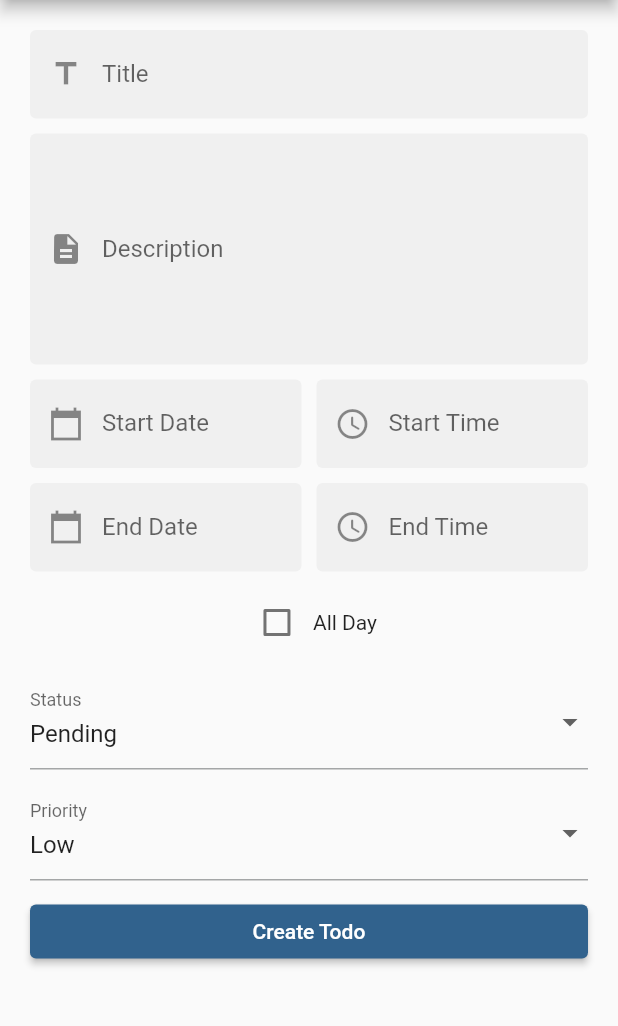
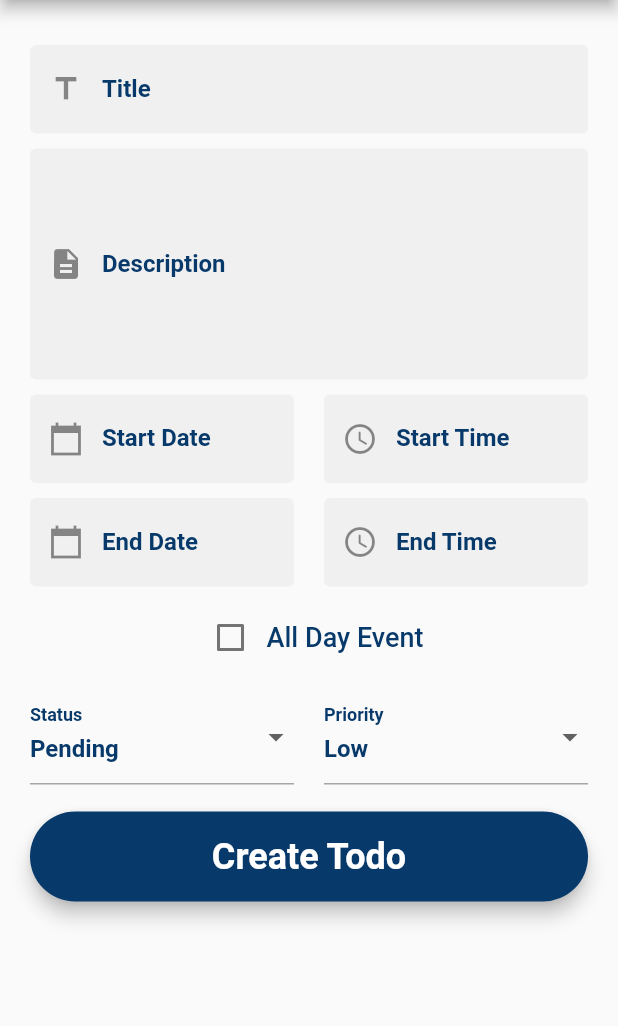
Before and after one commit to aunshpatel/flutter-todo_list, a Flutter app: the CreateATodo screen opened by its route, on a phone screen of 412 x 824 dp, the part 84-1110 px from its top. Run offline on Flutter 3.47's test engine with Material 3 defaults, Android fonts, the phone set to English and light mode, and no system bars; our stand-ins replace bloc, flutter_bloc, shared_preferences, sticky_headers; accounts and stored records are empty.

Commit message:
Update Page UI

```diff
--- a/lib/screens/create_a_todo.dart
+++ b/lib/screens/create_a_todo.dart
@@ -2,6 +2,7 @@ import 'package:flutter/material.dart';
 import 'package:flutter_bloc/flutter_bloc.dart';
 import 'package:intl/intl.dart';
 import 'package:todo_list/screens/widgets/consts.dart';
+import 'package:todo_list/screens/widgets/rounded_buttons.dart';
 import 'package:todo_list/screens/widgets/side_drawer.dart';
 import '../blocs/todo/todo_bloc.dart';
 import '../models/todo_model.dart';
@@ -172,11 +173,13 @@ class _CreateATodoState extends State<CreateATodo> {
           child: ListView(
             children: [
               // Title
+              SizedBox(height: 10),
               TextFormField(
                 controller: _titleController,
                 keyboardType: TextInputType.text,
                 decoration: InputDecoration(
                   labelText: 'Title',
+                  labelStyle: kSideMenuBlueSize16Text,
                   filled: true,
                   prefixIcon: Icon(Icons.title),
                   enabledBorder: OutlineInputBorder(borderSide: BorderSide.none),
@@ -193,11 +196,13 @@ class _CreateATodoState extends State<CreateATodo> {
                 maxLines: 6,
                 decoration: InputDecoration(
                   labelText: 'Description',
+                  labelStyle: kSideMenuBlueSize16Text,
                   filled: true,
                   prefixIcon: Icon(Icons.description),
                   enabledBorder: OutlineInputBorder(borderSide: BorderSide.none),
                   focusedBorder: OutlineInputBorder(borderSide: BorderSide(color: kThemeBlueColor)),
                 ),
+                validator: (value) => value?.isEmpty ?? true ? 'Please enter a description' : null,
               ),
               SizedBox(height: 10),
 
@@ -206,11 +211,12 @@ class _CreateATodoState extends State<CreateATodo> {
                 children: [
                   // Start Date
                   Expanded(
-                    child: TextField(
+                    child: TextFormField(
                       controller: _startDateController,
                       readOnly: true,
                       decoration: InputDecoration(
                         labelText: 'Start Date',
+                        labelStyle: kSideMenuBlueSize16Text,
                         filled: true,
                         prefixIcon: Icon(Icons.calendar_today_sharp),
                         enabledBorder: OutlineInputBorder(borderSide: BorderSide.none),
@@ -219,9 +225,10 @@ class _CreateATodoState extends State<CreateATodo> {
                       onTap: () {
                         _selectStartDate();
                       },
+                      validator: (value) => value?.isEmpty ?? true ? 'Please select a start date' : null,
                     ),
                   ),
-                  SizedBox(width: 10),
+                  SizedBox(width: 20),
                   //Start Time
                   Expanded(
                     child: TextFormField(
@@ -230,8 +237,10 @@ class _CreateATodoState extends State<CreateATodo> {
                       onTap: _allDay ? null : () {
                         _selectStartTime(context);
                       },
+                      validator: (value) => value?.isEmpty ?? true ? 'Please select a start time' : null,
                       decoration: InputDecoration(
                         labelText: 'Start Time',
+                        labelStyle: kSideMenuBlueSize16Text,
                         filled: true,
                         prefixIcon: Icon(Icons.access_time_rounded),
                         enabledBorder: OutlineInputBorder(borderSide: BorderSide.none),
@@ -248,22 +257,24 @@ class _CreateATodoState extends State<CreateATodo> {
                 children: [
                   // End Date
                   Expanded(
-                    child: TextField(
+                    child: TextFormField(
                       controller: _endDateController,
                       readOnly: true,
                       decoration: InputDecoration(
                         labelText: 'End Date',
+                        labelStyle: kSideMenuBlueSize16Text,
                         filled: true,
                         prefixIcon: Icon(Icons.calendar_today_sharp),
                         enabledBorder: OutlineInputBorder(borderSide: BorderSide.none),
                         focusedBorder: OutlineInputBorder(borderSide: BorderSide(color: kThemeBlueColor)),
                       ),
+                      validator: (value) => value?.isEmpty ?? true ? 'Please select an end date' : null,
                       onTap: () {
                         _selectEndDate();
                       },
                     ),
                   ),
-                  SizedBox(width: 10),
+                  SizedBox(width: 20),
                   // End Time
                   Expanded(
                     child: TextFormField(
@@ -274,12 +285,13 @@ class _CreateATodoState extends State<CreateATodo> {
                       },
                       decoration: InputDecoration(
                         labelText: 'End Time',
+                        labelStyle: kSideMenuBlueSize16Text,
                         filled: true,
                         prefixIcon: Icon(Icons.access_time_rounded),
                         enabledBorder: OutlineInputBorder(borderSide: BorderSide.none),
                         focusedBorder: OutlineInputBorder(borderSide: BorderSide(color: kThemeBlueColor)),
                       ),
-                      validator: (value) => value?.isEmpty ?? true ? 'Please enter a valid end time' : null,
+                      validator: (value) => value?.isEmpty ?? true ? 'Please select an end time' : null,
                     ),
                   ),
                 ],
@@ -309,15 +321,18 @@ class _CreateATodoState extends State<CreateATodo> {
                       });
                     },
                   ),
-                  Text("All Day"),
+                  Text("All Day Event", style: kBlueSize18Text,),
                 ],
               ),
               SizedBox(height: 10),
 
+              Row(
+                children: [
                   // Status Dropdown
-              DropdownButtonFormField<String>(
+                  Expanded(
+                    child: DropdownButtonFormField<String>(
                       value: _status,
-                decoration: InputDecoration(labelText: "Status"),
+                      decoration: InputDecoration(labelText: "Status", labelStyle: kSideMenuBlueSize16Text),
                       onChanged: (value) {
                         setState(() {
                           _status = value!;
@@ -325,15 +340,16 @@ class _CreateATodoState extends State<CreateATodo> {
                       },
                       items: ['Pending', 'In-Progress', 'Completed'].map((status) => DropdownMenuItem(
                         value: status,
-                  child: Text(status),
+                        child: Text(status, style: kSideMenuBlueSize16Text),
                       )).toList(),
                     ),
-              SizedBox(height: 10),
-
+                  ),
+                  SizedBox(width: 20),
                   // Priority Dropdown
-              DropdownButtonFormField<String>(
+                  Expanded(
+                    child: DropdownButtonFormField<String>(
                       value: _priority,
-                decoration: InputDecoration(labelText: "Priority"),
+                      decoration: InputDecoration(labelText: "Priority", labelStyle: kSideMenuBlueSize16Text),
                       onChanged: (value) {
                         setState(() {
                           _priority = value!;
@@ -341,16 +357,18 @@ class _CreateATodoState extends State<CreateATodo> {
                       },
                       items: ['Low', 'Medium', 'High'].map((priority) => DropdownMenuItem(
                         value: priority,
-                  child: Text(priority),
+                        child: Text(priority, style: kSideMenuBlueSize16Text),
                       )).toList(),
                     ),
+                  ),
+                ],
+              ),
               SizedBox(height: 10),
-
-              // Submit Button
-              ElevatedButton(
-                onPressed: _submitForm,
-                child: Text("Create Todo"),
-              ),
+              RoundedButton(
+                title: 'Create Todo',
+                colour: kThemeBlueColor,
+                onPress: _submitForm,
+              )
             ],
           ),
         ),
```
Lines whose indentation alone changed are shown as unchanged.
